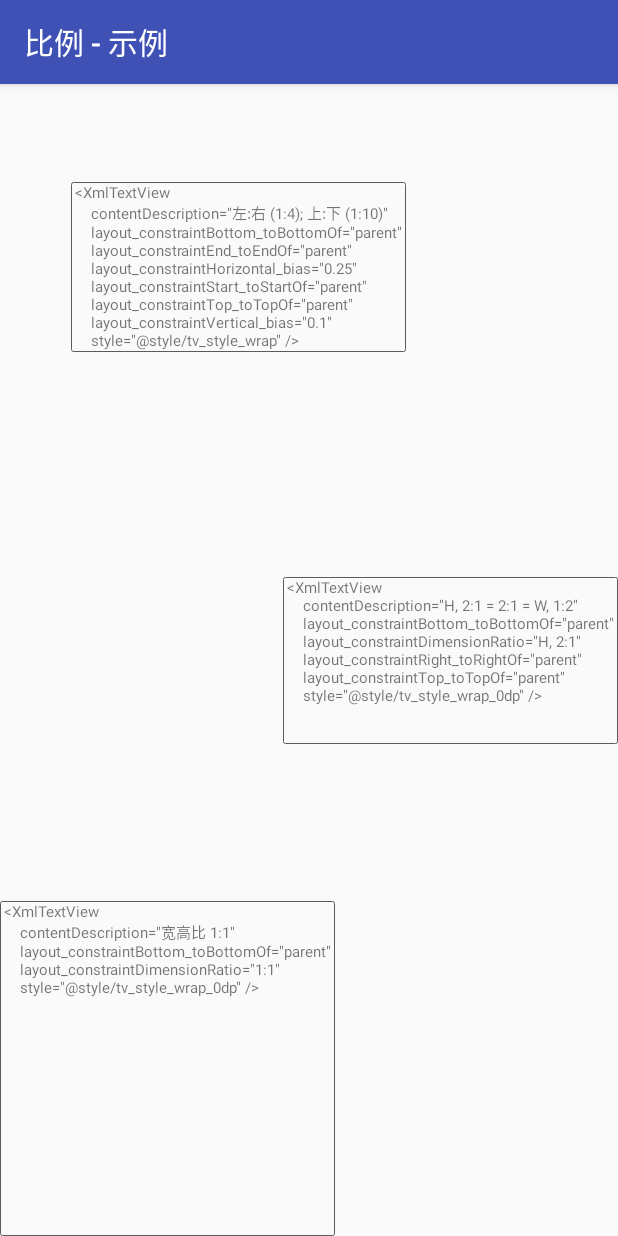
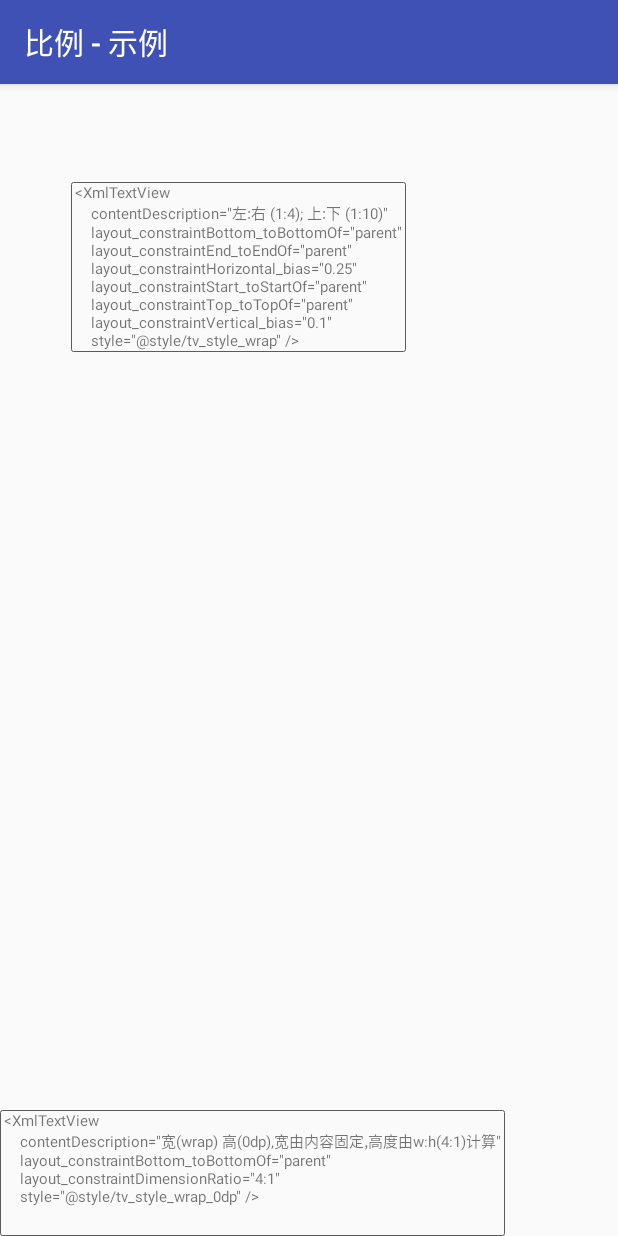
Before and after one commit to a-liYa/ConstraintSimple, an Android app: the screen it shows after launch (RatioSimpleActivity), after a tap on "比例 - 示例", on a phone screen of 412 x 824 dp. Run offline under Robolectric (Android 15) with nearby library versions, the phone set to English and light mode, and no system bars.

Commit message:
测试ratios属性配置

```diff
--- a/app/src/main/AndroidManifest.xml
+++ b/app/src/main/AndroidManifest.xml
@@ -32,7 +32,7 @@
             android:label="weight - 示例" />
         <activity
             android:name=".GuideLinesSimpleActivity"
-            android:label="引导线 - 示例" />
+            android:label="基线 - 示例" />
     </application>
 
 </manifest>
--- a/app/src/main/java/com/aliya/constraint/GuideLinesSimpleActivity.java
+++ b/app/src/main/java/com/aliya/constraint/GuideLinesSimpleActivity.java
@@ -4,7 +4,7 @@ import android.support.v7.app.AppCompatActivity;
 import android.os.Bundle;
 
 /**
- * 引导线 - Simple
+ * 基线 - Simple
  *
  * @author a_liYa
  * @date 2017/10/5 下午5:37.
--- a/app/src/main/java/com/aliya/constraint/MainActivity.java
+++ b/app/src/main/java/com/aliya/constraint/MainActivity.java
@@ -19,9 +19,9 @@ public class MainActivity extends AppCompatActivity {
     static {
         list.add(new ListEntity(AlignSimpleActivity.class, "对齐 - 示例"));
         list.add(new ListEntity(RatioSimpleActivity.class, "比例 - 示例"));
-        list.add(new ListEntity(ChainsSimpleActivity.class, "链式 - 示例"));
+        list.add(new ListEntity(ChainsSimpleActivity.class, "chains - 示例"));
         list.add(new ListEntity(WeightSimpleActivity.class, "weight - 示例"));
-        list.add(new ListEntity(GuideLinesSimpleActivity.class, "引导线 - 示例"));
+        list.add(new ListEntity(GuideLinesSimpleActivity.class, "基线 - 示例"));
     }
 
     @Override
--- a/app/src/main/res/layout/activity_ratio_simple.xml
+++ b/app/src/main/res/layout/activity_ratio_simple.xml
@@ -17,18 +17,29 @@
         app:layout_constraintTop_toTopOf="parent"
         app:layout_constraintVertical_bias="0.1" />
 
+    <!--宽高至少一个约束维度设置为0dp (4:1) = (H,4:1) = (W,1:4)-->
     <com.aliya.constraint.widget.XmlTextView
         style="@style/tv_style_wrap_0dp"
-        android:contentDescription="宽高比 1:1"
+        android:contentDescription="宽(wrap) 高(0dp),宽由内容固定,高度由w:h(4:1)计算"
         app:layout_constraintBottom_toBottomOf="parent"
-        app:layout_constraintDimensionRatio="1:1" />
+        app:layout_constraintDimensionRatio="4:1" />
 
-    <com.aliya.constraint.widget.XmlTextView
-        style="@style/tv_style_wrap_0dp"
-        android:contentDescription="H, 2:1 = 2:1 = W, 1:2"
-        app:layout_constraintBottom_toBottomOf="parent"
-        app:layout_constraintDimensionRatio="H, 2:1"
-        app:layout_constraintRight_toRightOf="parent"
-        app:layout_constraintTop_toTopOf="parent" />
+
+    <!--高度0dp，宽度左右约束，此时, 5:1(w:h) = H,5:1 = W,1:5-->
+    <!--<com.aliya.constraint.widget.XmlTextView-->
+        <!--style="@style/tv_style_0dp_0dp"-->
+        <!--android:contentDescription="5:1(w:h) = H,5:1 = W,1:5"-->
+        <!--app:layout_constraintBottom_toBottomOf="parent"-->
+        <!--app:layout_constraintDimensionRatio="W,1:5"-->
+        <!--app:layout_constraintLeft_toLeftOf="parent"-->
+        <!--app:layout_constraintRight_toRightOf="parent"  />-->
+
+    <!--高度上下约束，宽度0dp，此时, 1:5(w:h) = W,1:5 = H,5:1-->
+    <!--<com.aliya.constraint.widget.XmlTextView-->
+        <!--style="@style/tv_style_0dp_0dp"-->
+        <!--android:contentDescription="1:5(w:h) = W,1:5 = H,5:1"-->
+        <!--app:layout_constraintBottom_toBottomOf="parent"-->
+        <!--app:layout_constraintDimensionRatio="H,5:1"-->
+        <!--app:layout_constraintTop_toTopOf="parent" />-->
 
 </android.support.constraint.ConstraintLayout>
```
